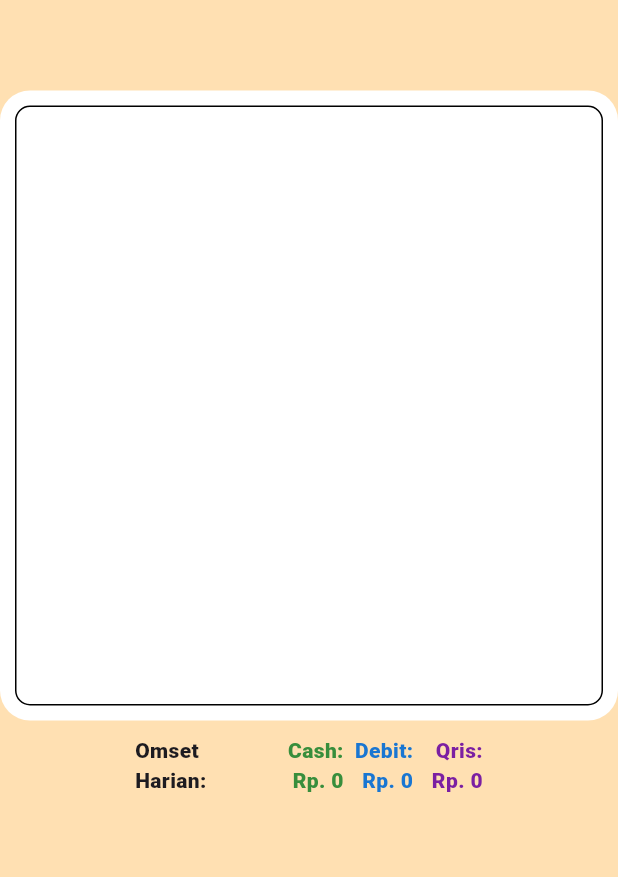
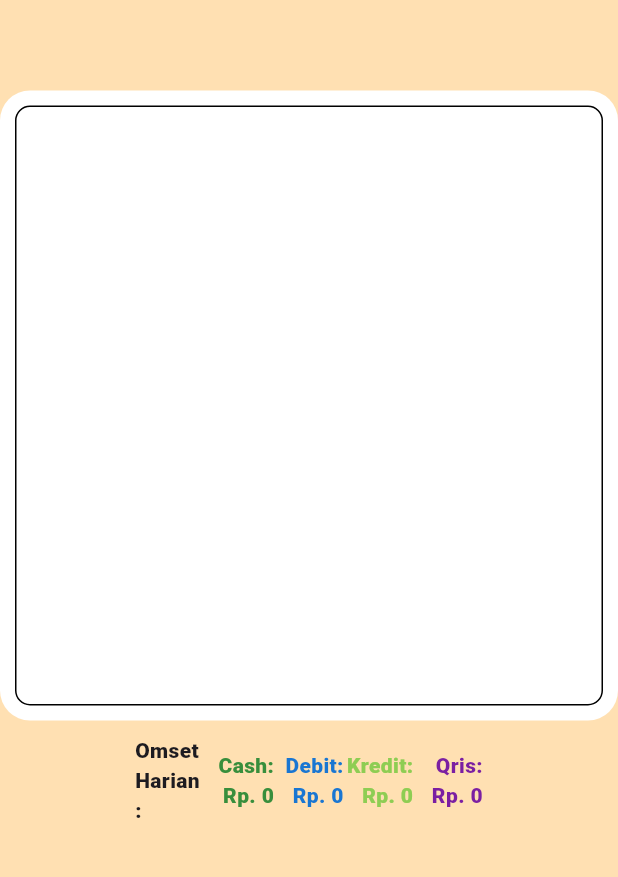
Before and after one commit to Ric255-r/Project_SPA, a Flutter app: the ListTransaksi screen opened directly, on a phone screen of 412 x 824 dp, the part 124-1001 px from its top. Run offline on Flutter 3.47's test engine with Material 3 defaults, Android fonts, the phone set to English and light mode, and no system bars; our stand-ins replace auto_size_text, awesome_notifications, cherry_toast, dartx, dio, file_picker and 11 more; missing offline and left inert: android_intent_plus, dart:ffi, esc_pos_printer, esc_pos_utils, flutter_background_service, mobile_scanner; accounts and stored records are empty; network calls fail.

Commit message:
tambah omset kredit

```diff
--- a/lib/resepsionis/list_transaksi.dart
+++ b/lib/resepsionis/list_transaksi.dart
@@ -86,11 +86,13 @@ class ListTransaksiController extends GetxController {
   var dio = Dio();
   RxInt omsetCash = 0.obs;
   RxInt omsetDebit = 0.obs;
+  RxInt omsetKredit = 0.obs;
   RxInt omsetQris = 0.obs;
   RxList<Map<String, dynamic>> dataCash = <Map<String, dynamic>>[].obs;
   RxList<Map<String, dynamic>> dataDebit = <Map<String, dynamic>>[].obs;
   RxList<Map<String, dynamic>> dataKredit = <Map<String, dynamic>>[].obs;
   RxList<Map<String, dynamic>> dataQris = <Map<String, dynamic>>[].obs;
+  RxString tglNow = "".obs;
 
   RxMap<String, Map<String, dynamic>> detailTrans = <String, Map<String, dynamic>>{}.obs;
 
@@ -99,12 +101,15 @@ class ListTransaksiController extends GetxController {
       final response = await dio.get('${myIpAddr()}/listtrans/datatrans?hak_akses=${_hakAkses.value}');
 
       if (response.statusCode == 200) {
-        omsetCash.value = (response.data['total_cash'] as int);
-        omsetDebit.value = (response.data['total_debit'] as int);
-        omsetQris.value = (response.data['total_qris'] as int);
+        omsetCash.value = response.data['total_cash'] ?? 0;
+        omsetDebit.value = response.data['total_debit'] ?? 0;
+        omsetKredit.value = response.data['total_kredit'] ?? 0;
+        omsetQris.value = response.data['total_qris'] ?? 0;
+        tglNow.value = (response.data['tgl'] as String);
 
         dataCash.assignAll((response.data['data_cash'] as List).map((el) => {...el}));
         dataDebit.assignAll((response.data['data_debit'] as List).map((el) => {...el}));
+        dataKredit.assignAll((response.data['data_kredit'] as List).map((el) => {...el}));
         dataQris.assignAll((response.data['data_qris'] as List).map((el) => {...el}));
 
         log("Isi Data Cash $dataCash");
@@ -413,7 +418,7 @@ class ListTransaksiController extends GetxController {
 
     Get.dialog(
       AlertDialog(
-        title: Center(child: Text("Detail Omset $mode")),
+        title: Center(child: Obx(() => Text("Detail Omset ${capitalize(mode)} - ${formatDate(tglNow.value, format: "dd-MM-yyyy")}"))),
         content: SingleChildScrollView(
           child: SizedBox(
             width: Get.width - 200,
@@ -2377,7 +2382,7 @@ class ListTransaksi extends StatelessWidget {
                   children: [
                     // Label
                     const Expanded(
-                      flex: 2, // Give more space to the label
+                      flex: 1, // Give more space to the label
                       child: Text("Omset Harian:", style: TextStyle(fontWeight: FontWeight.w900)),
                     ),
 
@@ -2404,6 +2409,20 @@ class ListTransaksi extends StatelessWidget {
                             "Debit: ${c.currencyFormatter.format(c.omsetDebit.value)}",
                             textAlign: TextAlign.end,
                             style: TextStyle(color: Colors.blue[700], fontWeight: FontWeight.w900),
+                          ),
+                        ),
+                      ),
+                    ),
+
+                    // Kredit
+                    Expanded(
+                      child: InkWell(
+                        onTap: () => c.showDialogOmset("kredit"),
+                        child: Obx(
+                          () => Text(
+                            "Kredit: ${c.currencyFormatter.format(c.omsetKredit.value)}",
+                            textAlign: TextAlign.end,
+                            style: TextStyle(color: const Color.fromARGB(255, 142, 205, 83), fontWeight: FontWeight.w900),
                           ),
                         ),
                       ),
```
